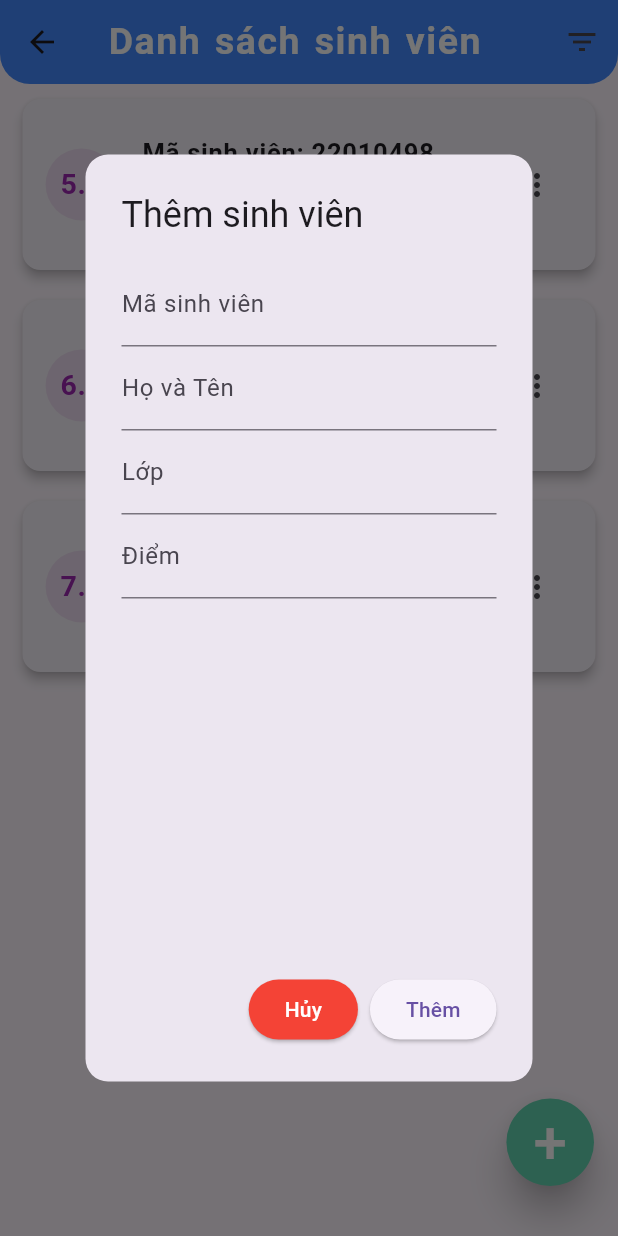
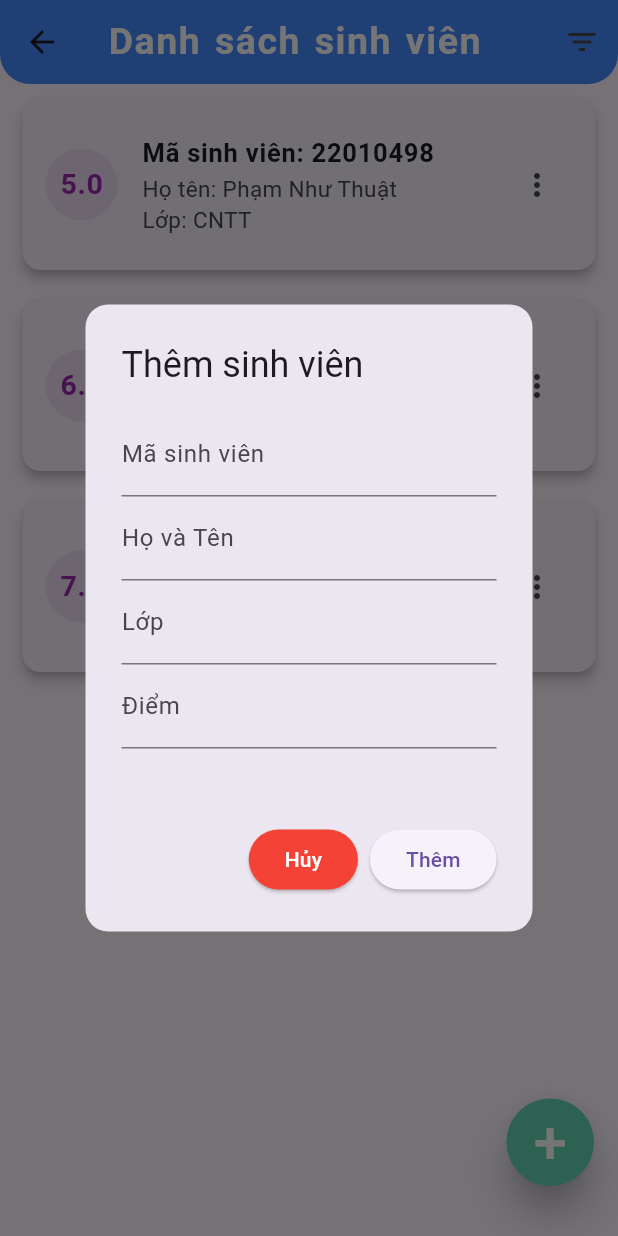
Before and after one commit to n4tsukii/bt-giua-ky, a Flutter app: the ql_sinhvien screen opened directly, after a tap on an icon or button, on a phone screen of 412 x 824 dp. Run offline on Flutter 3.47's test engine with Material 3 defaults, Android fonts, the phone set to English and light mode, and no system bars.

Commit message:
update chut

```diff
--- a/lib/widgets/sinhvien/editSV.dart
+++ b/lib/widgets/sinhvien/editSV.dart
@@ -23,7 +23,7 @@ class EditStudentScreen extends StatelessWidget {
           shape: RoundedRectangleBorder(borderRadius: BorderRadius.circular(15)),
           title: const Text('Sửa sinh viên'),
           content: SizedBox(
-            height: 450,
+            height: 250,
             width: 250,
             child: Column(
               crossAxisAlignment: CrossAxisAlignment.start,
--- a/lib/widgets/sinhvien/formnhapSV.dart
+++ b/lib/widgets/sinhvien/formnhapSV.dart
@@ -17,7 +17,7 @@ class FormNhapSinhVien extends StatelessWidget {
             shape: RoundedRectangleBorder(borderRadius: BorderRadius.circular(15)),
             title: const Text('Thêm sinh viên'),
             content: SizedBox(
-              height: 450,
+              height: 250,
               width: 250,
               child: Column(
                 crossAxisAlignment: CrossAxisAlignment.start,
```
